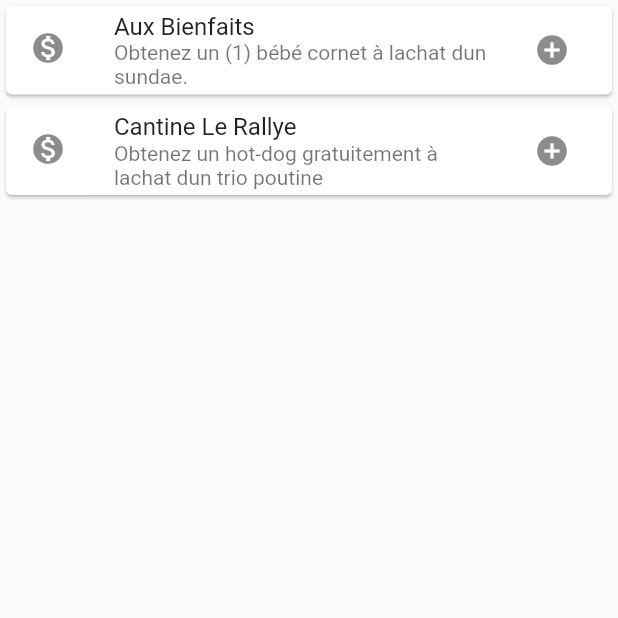
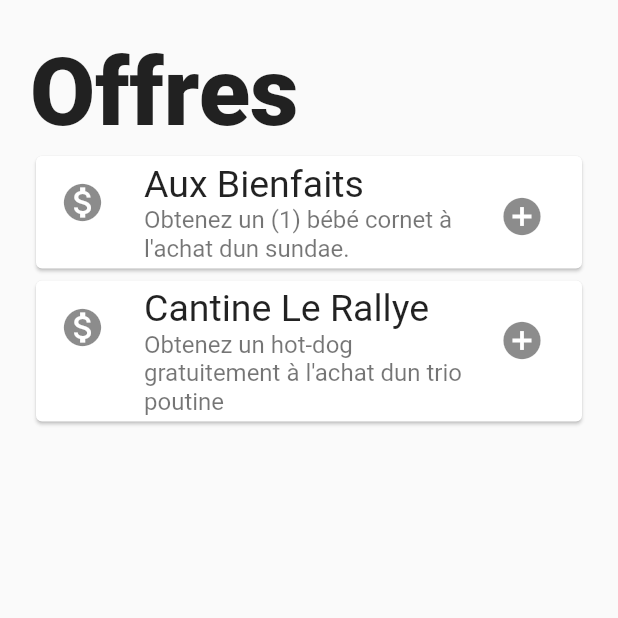
Before and after one commit to Sirmyself/HackQC2020, a Flutter app: the Offre screen opened by its route, on a phone screen of 412 x 824 dp, the top half of it. Run offline on Flutter 3.47's test engine with Material 2 defaults, Android fonts, the light colour scheme and no system bars; our stand-ins replace google_maps_flutter, line_icons.

Commit message:
Ajustement liste des offres

```diff
--- a/parcoursa/lib/offre.dart
+++ b/parcoursa/lib/offre.dart
@@ -11,7 +11,7 @@
 
 Widget _myListView(BuildContext context) {
   final titres = ['Aux Bienfaits', 'Cantine Le Rallye'];
-  final soustitres = ['Obtenez un (1) bébé cornet à l''achat d''un sundae.', 'Obtenez un hot-dog gratuitement à l''achat d''un trio poutine'];
+  final soustitres = ['Obtenez un (1) bébé cornet à l\'achat d''un sundae.', 'Obtenez un hot-dog gratuitement à l\'achat d''un trio poutine'];
 
   final icons = [Icons.monetization_on, Icons.monetization_on];
 
@@ -20,10 +20,10 @@
     itemBuilder: (context, index) {
       return Card( //                           <-- Card widget
         child: ListTile(
-          leading: Icon(icons[index]),
-          title: Text(titres[index]),
-          trailing: IconButton(icon: Icon(Icons.add_circle), onPressed: () {}),
-          subtitle: Text(soustitres[index])
+          leading: Icon(icons[index], size: 30,),
+          title: Text(titres[index], style: TextStyle(fontSize: 25)),
+          trailing: IconButton(icon: Icon(Icons.add_circle, size: 30), onPressed: () {}),
+          subtitle: Text(soustitres[index], style: TextStyle(fontSize: 16))
         ),
       );
     },
@@ -31,11 +31,34 @@
 }
 
 class _OffreState extends State<Offre> {
-
- @override
- Widget build(BuildContext context) {
+  @override
+  Widget build(BuildContext context) {
     return Scaffold(
-      body: Center(child: _myListView(context))
-    );
+        body: Padding(
+      padding: EdgeInsets.fromLTRB(10.0, 0, 10.0, 0),
+      child: Stack(
+        children: <Widget>[
+          Row(
+            mainAxisAlignment: MainAxisAlignment.spaceBetween,
+            children: <Widget>[
+              Padding(
+                padding: EdgeInsets.fromLTRB(10.0, 25.0, 10.0, 0),
+                child: Text(
+                  "Offres",
+                  style: TextStyle(
+                    fontSize: 63,
+                    fontWeight: FontWeight.w900,
+                  ),
+                ),
+              ),
+            ],
+          ),
+          Padding(
+            padding: EdgeInsets.fromLTRB(10.0, 100.0, 10.0, 0),
+            child: _myListView(context)
+          ),
+        ],
+      ),
+    ));
   }
 }
--- a/parcoursa/lib/profil.dart
+++ b/parcoursa/lib/profil.dart
@@ -180,7 +180,7 @@
                 ),
                 child: Center(
                   child: Text(
-                    "Offre",
+                    "Offres",
                     style: TextStyle(
                       color: Colors.white,
                       fontWeight: FontWeight.w700,
```
